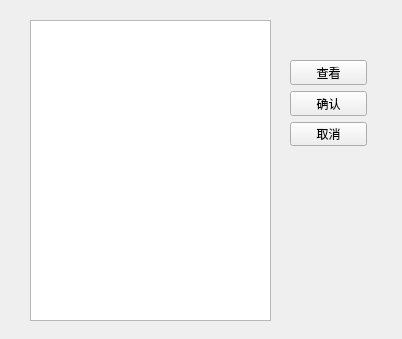
Above: ui/design/gpt_session_select_window.ui from QureL/ChatGPTVoice before the change. Below: the same form after it.
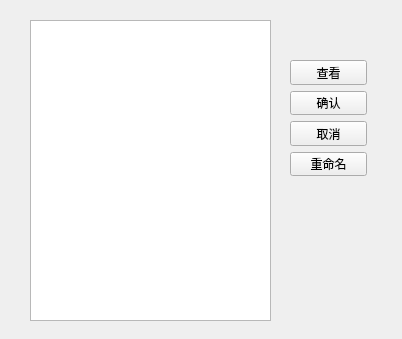
That is the form after the change.

What changed in the file:
```diff
--- a/ui/design/gpt_session_select_window.ui
+++ b/ui/design/gpt_session_select_window.ui
@@ -23,13 +23,13 @@
     </rect>
    </property>
   </widget>
-  <widget class="QWidget" name="">
+  <widget class="QWidget" name="layoutWidget">
    <property name="geometry">
     <rect>
      <x>290</x>
      <y>60</y>
      <width>77</width>
-     <height>86</height>
+     <height>116</height>
     </rect>
    </property>
    <layout class="QVBoxLayout" name="verticalLayout">
@@ -54,6 +54,13 @@
       </property>
      </widget>
     </item>
+    <item>
+     <widget class="QPushButton" name="rename_btn">
+      <property name="text">
+       <string>重命名</string>
+      </property>
+     </widget>
+    </item>
    </layout>
   </widget>
  </widget>
```
